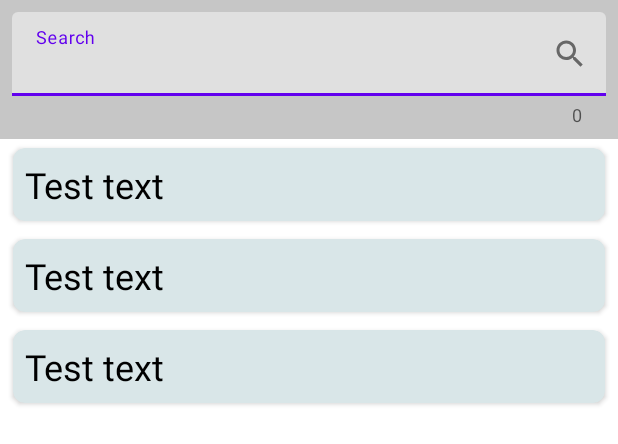
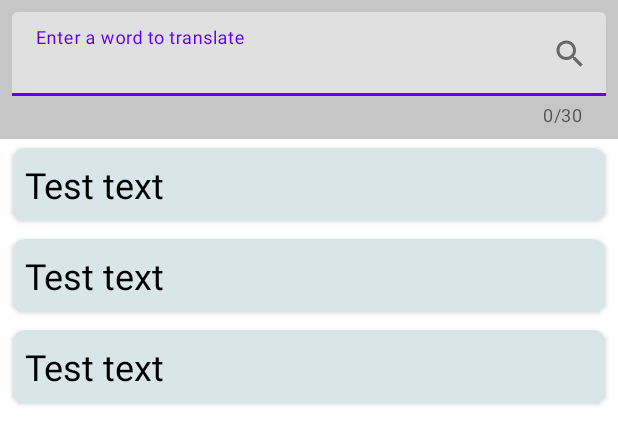
Before and after one commit to kosykt/GB_PProg_HW_APP, an Android app: the layout fragment_first.xml on its own in the app's theme, with its tools: preview values and no code run, on a phone screen of 412 x 824 dp. Shown: the top 444 px of the screen. Run offline under Robolectric (Android 15) with nearby library versions, the phone set to English and light mode, and no system bars.

Commit message:
небольшой рефакторинг макета и ресурсов

```diff
--- a/app/src/main/res/layout/fragment_first.xml
+++ b/app/src/main/res/layout/fragment_first.xml
@@ -10,10 +10,11 @@
         android:id="@+id/ff_til"
         android:layout_width="match_parent"
         android:layout_height="wrap_content"
-        android:hint="@string/search"
+        android:hint="@string/ff_til_text_hint"
         android:padding="@dimen/ff_til_padding"
         app:counterEnabled="true"
         app:endIconCheckable="true"
+        app:counterMaxLength="@integer/ff_til_input_max_counter"
         app:endIconDrawable="@drawable/ic_baseline_search_24"
         android:background="@color/ff_text_input_layout_background"
         app:endIconMode="custom"
@@ -28,7 +29,7 @@
             android:layout_width="match_parent"
             android:layout_height="wrap_content"
             android:inputType="text"
-            android:maxLength="@integer/search_wiki_max_counter" />
+            android:maxLength="@integer/ff_til_input_max_counter" />
     </com.google.android.material.textfield.TextInputLayout>
 
     <androidx.recyclerview.widget.RecyclerView
--- a/app/src/main/res/values/integers.xml
+++ b/app/src/main/res/values/integers.xml
@@ -1,4 +1,4 @@
 <?xml version="1.0" encoding="utf-8"?>
 <resources>
-    <integer name="search_wiki_max_counter">30</integer>
+    <integer name="ff_til_input_max_counter">30</integer>
 </resources>
--- a/app/src/main/res/values/strings.xml
+++ b/app/src/main/res/values/strings.xml
@@ -1,5 +1,4 @@
 <resources>
-    <string name="app_name">GB_PProg</string>\
-    <string name="hello_blank_fragment">Hello blank fragment</string>
-    <string name="search">Search</string>
+    <string name="app_name">GB_PProg</string>
+    <string name="ff_til_text_hint">Enter a word to translate</string>
 </resources>
```
